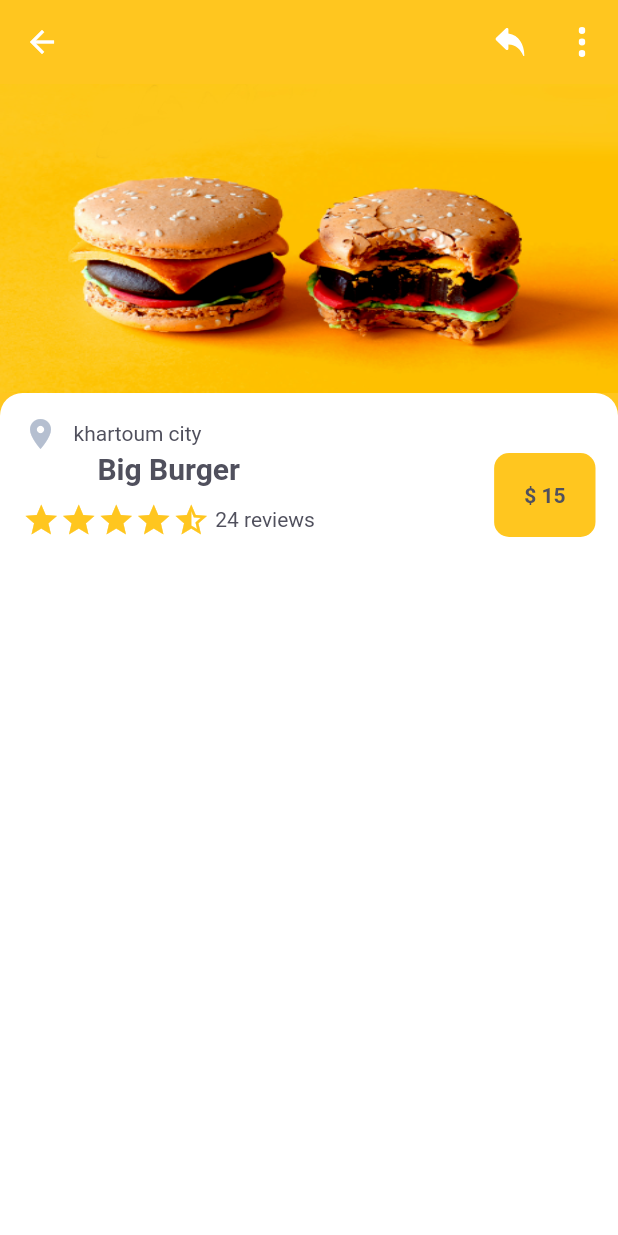
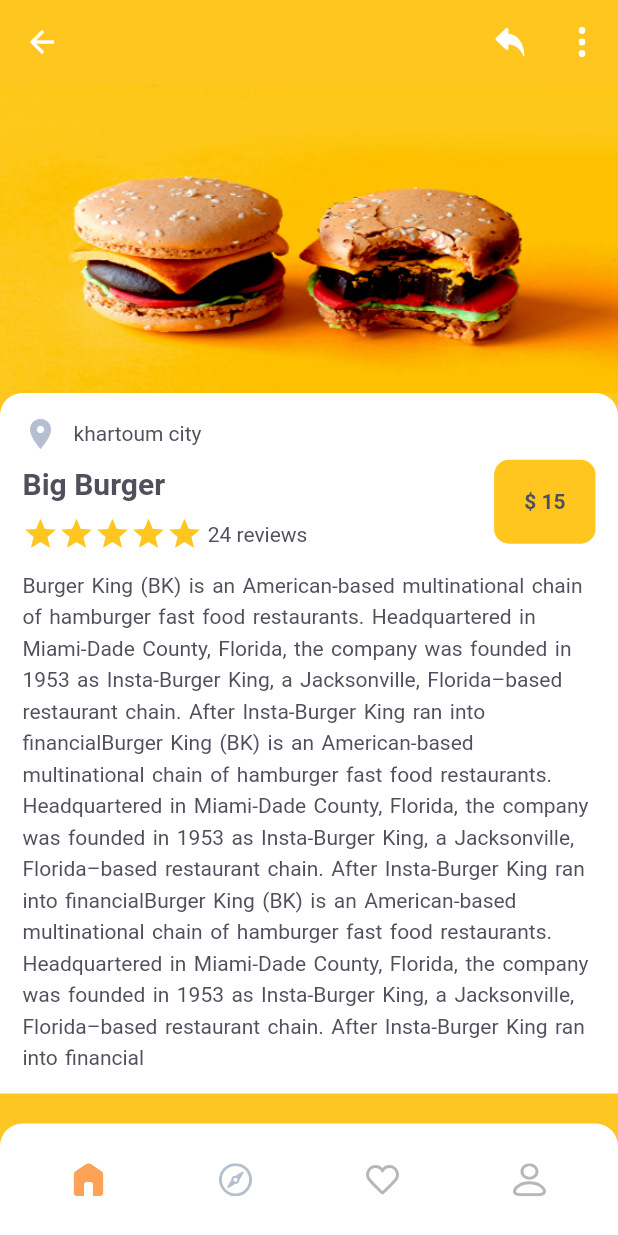
Before and after one commit to malouda0000/my_demo, a Flutter app: the DetialsScreen screen opened directly, on a phone screen of 412 x 824 dp. Run offline on Flutter 3.47's test engine with Material 2 defaults, Android fonts, the phone set to English and light mode, and no system bars; drawn by our look-alikes of smooth_star_rating; our stand-ins replace flutter_svg; missing offline and left inert: dart:js.

Commit message:
adding more and more screens to the app

```diff
--- a/lib/constants.dart
+++ b/lib/constants.dart
@@ -13,6 +13,10 @@ class TempText extends StatelessWidget {
   @override
   Widget build(BuildContext context) {
     return Text(
-        'Burger King (BK) is an American-based multinational chain of hamburger fast food restaurants. Headquartered in Miami-Dade County, Florida, the company was founded in 1953 as Insta-Burger King, a Jacksonville, Florida–based restaurant chain. After Insta-Burger King ran into financial');
+      'Burger King (BK) is an American-based multinational chain of hamburger fast food restaurants. Headquartered in Miami-Dade County, Florida, the company was founded in 1953 as Insta-Burger King, a Jacksonville, Florida–based restaurant chain. After Insta-Burger King ran into financial'
+      'Burger King (BK) is an American-based multinational chain of hamburger fast food restaurants. Headquartered in Miami-Dade County, Florida, the company was founded in 1953 as Insta-Burger King, a Jacksonville, Florida–based restaurant chain. After Insta-Burger King ran into financial'
+      'Burger King (BK) is an American-based multinational chain of hamburger fast food restaurants. Headquartered in Miami-Dade County, Florida, the company was founded in 1953 as Insta-Burger King, a Jacksonville, Florida–based restaurant chain. After Insta-Burger King ran into financial',
+      style: TextStyle(wordSpacing: 1.5, height: 1.5, color: kTextColor),
+    );
   }
 }
--- a/lib/screens/detials screen/detials_screen.dart
+++ b/lib/screens/detials screen/detials_screen.dart
@@ -1,44 +1,53 @@
 import 'package:flutter/material.dart';
+import 'package:flutter/painting.dart';
 import 'package:my_demo/constants.dart';
 import 'package:my_demo/screens/detials%20screen/components/detials_screen_app_bar.dart';
-import 'package:smooth_star_rating/smooth_star_rating.dart';
+import 'package:my_demo/widgets/bottom_nav_bar.dart';
+// import 'package:smooth_star_rating/smooth_star_rating.dart';
 
 class DetialsScreen extends StatelessWidget {
-  DetialsScreen({Key? key}) : super(key: key);
+  const DetialsScreen({Key? key}) : super(key: key);
 
   @override
   Widget build(BuildContext context) {
     return Scaffold(
       backgroundColor: kPrimaryColor,
       appBar: DetialsScreenAppBar(),
-      body: DetialsScreenBody(
+      body: const DetialsScreenBody(
         imageSrc: 'assets/images/burger.png',
       ),
+      bottomNavigationBar: TheBottomeNavBar(),
     );
   }
 }
 
-class DetialsScreenBody extends StatelessWidget {
+class DetialsScreenBody extends StatefulWidget {
   final String imageSrc;
   const DetialsScreenBody({Key? key, required this.imageSrc}) : super(key: key);
 
   @override
+  State<DetialsScreenBody> createState() => _DetialsScreenBodyState();
+}
+
+class _DetialsScreenBodyState extends State<DetialsScreenBody> {
+  @override
   Widget build(BuildContext context) {
     Size theSize = MediaQuery.of(context).size;
 
-    return Column(
+    return SingleChildScrollView(
+      scrollDirection: Axis.vertical,
+      child: Column(
         children: [
           Image.asset(
             height: theSize.height * 0.25,
             width: double.infinity,
             fit: BoxFit.fill,
-          imageSrc,
+            widget.imageSrc,
           ),
-        Expanded(
-          child: Container(
+          Container(
             alignment: AlignmentDirectional.topStart,
-            padding: EdgeInsets.all(15),
-            decoration: BoxDecoration(
+            padding: const EdgeInsets.all(15),
+            decoration: const BoxDecoration(
               color: theMainLightColor,
               borderRadius: BorderRadius.only(
                 topLeft: Radius.circular(15),
@@ -49,14 +58,14 @@ class DetialsScreenBody extends StatelessWidget {
               children: [
                 Row(
                   children: [
-                    Icon(
+                    const Icon(
                       Icons.location_on,
                       color: ksecondaryColor,
                     ),
-                    SizedBox(
+                    const SizedBox(
                       width: 10,
                     ),
-                    Text(
+                    const Text(
                       'khartoum city',
                       style: TextStyle(
                         color: kTextColor,
@@ -67,8 +76,12 @@ class DetialsScreenBody extends StatelessWidget {
                 Row(
                   children: [
                     Column(
+                      crossAxisAlignment: CrossAxisAlignment.start,
                       children: [
-                        Text(
+                        const SizedBox(
+                          height: 10,
+                        ),
+                        const Text(
                           'Big Burger',
                           style: TextStyle(
                             color: kTextColor,
@@ -76,17 +89,60 @@ class DetialsScreenBody extends StatelessWidget {
                             fontWeight: FontWeight.bold,
                           ),
                         ),
-                        SizedBox(
+                        const SizedBox(
                           height: 10,
                         ),
                         Row(
                           children: [
-                            SmoothStarRating(
-                              allowHalfRating: true,
-                              borderColor: kPrimaryColor,
-                              rating: 4.5,
+                            const CustomRating(
+                              ratingColor: kPrimaryColor,
                             ),
-                            Text(
+                            const CustomRating(
+                              ratingColor: kPrimaryColor,
+                            ),
+                            const CustomRating(
+                              ratingColor: kPrimaryColor,
+                            ),
+                            const CustomRating(
+                              ratingColor: kPrimaryColor,
+                            ),
+                            const CustomRating(
+                              ratingColor: kPrimaryColor,
+                            ),
+                            // SmoothStarRating(
+                            //   allowHalfRating: true,
+                            //   borderColor: kPrimaryColor,
+                            //   rating: 4.5,
+                            // ),
+
+                            // i have comment it cuz it's not null safty
+
+                            //
+                            //
+                            //
+
+                            // SmoothStarRating(
+                            //           allowHalfRating: false,
+                            //           onRatingChanged: (v) {
+                            //             rating = v;
+                            //             setState(() {});
+                            //           },
+                            //           starCount: 5,
+                            //           rating: rating,
+                            //           size: 40.0,
+                            //           filledIconData: Icons.blur_off,
+                            //           halfFilledIconData: Icons.blur_on,
+                            //           color: Colors.green,
+                            //           borderColor: Colors.green,
+                            //           spacing:0.0
+                            //         ),
+
+                            //
+                            //
+                            //
+                            //
+
+                            const Text(
                               ' 24 reviews',
                               style: TextStyle(
                                 color: kTextColor,
@@ -96,15 +152,15 @@ class DetialsScreenBody extends StatelessWidget {
                         ),
                       ],
                     ),
-                    Spacer(),
+                    const Spacer(),
                     Container(
                       decoration: BoxDecoration(
                         color: kPrimaryColor,
                         shape: BoxShape.rectangle,
                         borderRadius: BorderRadius.circular(10),
                       ),
-                      padding: EdgeInsets.all(20),
-                      child: Text(
+                      padding: const EdgeInsets.all(20),
+                      child: const Text(
                         '\$ 15',
                         style: TextStyle(
                           color: kTextColor,
@@ -113,12 +169,32 @@ class DetialsScreenBody extends StatelessWidget {
                       ),
                     )
                   ],
-                )
+                ),
+                Container(
+                  padding: const EdgeInsets.only(top: 10),
+                  child: const TempText(),
+                ),
               ],
             ),
           ),
+        ],
       ),
-      ],
     );
   }
 }
+
+class CustomRating extends StatelessWidget {
+  final Color ratingColor = kPrimaryColor;
+  const CustomRating({
+    Key? key,
+    ratingColor,
+  }) : super(key: key);
+
+  @override
+  Widget build(BuildContext context) {
+    return Icon(
+      Icons.star,
+      color: ratingColor,
+    );
+  }
+}
--- a/lib/screens/home/my_home_page.dart
+++ b/lib/screens/home/my_home_page.dart
@@ -1,6 +1,7 @@
 import 'package:flutter/material.dart';
 import 'package:my_demo/screens/detials%20screen/detials_screen.dart';
-import 'package:my_demo/screens/home/components/bottom_nav_bar.dart';
+import 'package:my_demo/screens/setting%20screen/setting_screen.dart';
+import 'package:my_demo/widgets/bottom_nav_bar.dart';
 import 'package:my_demo/screens/home/components/the_app_bar.dart';
 import 'package:my_demo/screens/home/components/the_body.dart';
 import 'package:my_demo/widgets/the_drawer.dart';
@@ -23,7 +24,7 @@ class _MyHomePageState extends State<MyHomePage> {
       drawer: TheDrawer(),
       appBar: TheAppBar(),
       // drawer: (),
-      body: DetialsScreen(),
+      body: TheBody(),
       floatingActionButton: TheFap(),
       bottomNavigationBar: TheBottomeNavBar(),
     );
--- a/pubspec.yaml
+++ b/pubspec.yaml
@@ -43,7 +43,9 @@ dependencies:
   sqflite: ^2.0.3
   flutter_staggered_grid_view: ^0.6.2
   flutter_svg: ^1.1.1+1
-  smooth_star_rating: ^1.1.1
+  # smooth_star_rating: ^1.1.1
+  # the smooth star packge doesn't support null safty
+  # smooth_star_rating: 1.0.4+2
   persistent_bottom_nav_bar: ^4.0.2
   flutter_inner_drawer: ^1.0.0+1
   simple_animations: ^4.2.0
```
Also changed, not shown: lib/screens/home/components/item_card_builder.dart (+42 -6 lines), lib/screens/setting screen/setting_screen.dart (added, +54 -0 lines), lib/widgets/bottom_nav_bar.dart (renamed from lib/screens/home/components/bottom_nav_bar.dart, +43 -4 lines), pubspec.lock. Lines whose indentation alone changed are shown as unchanged.
